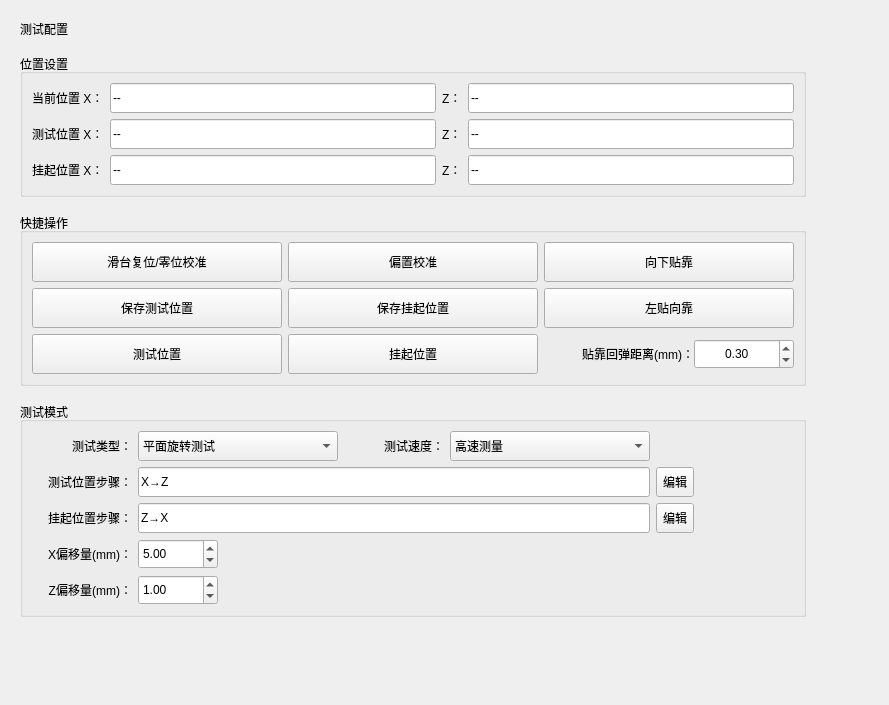
Old version of the form src/ui/test_config_panel.ui in the repository IceSugarZxy/MARS-pro.
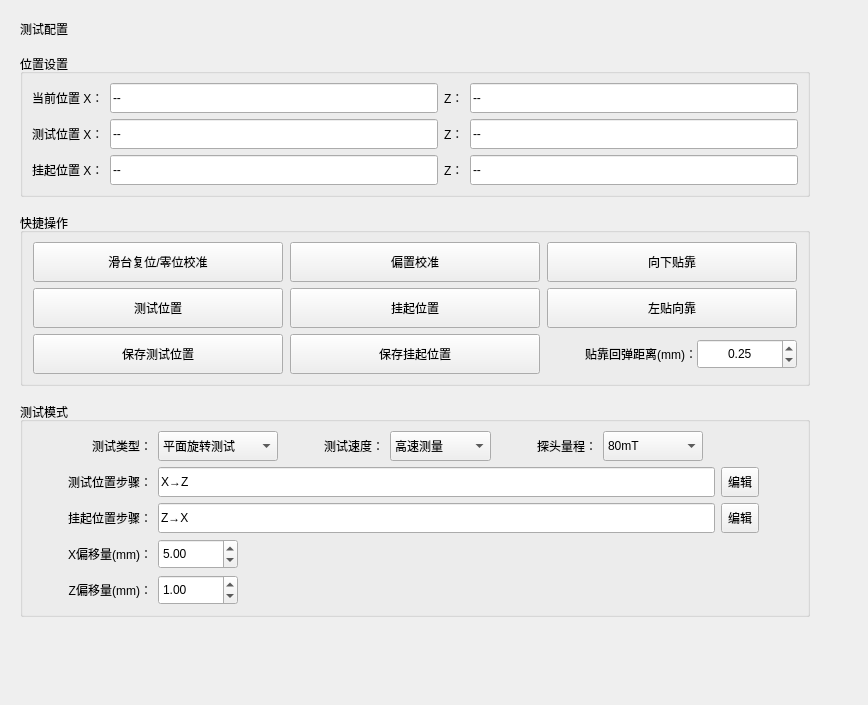
New version of the form.

Patch:
```diff
--- a/src/ui/test_config_panel.ui
+++ b/src/ui/test_config_panel.ui
@@ -6,7 +6,7 @@
    <rect>
     <x>0</x>
     <y>0</y>
-    <width>889</width>
+    <width>868</width>
     <height>705</height>
    </rect>
   </property>
@@ -248,131 +248,6 @@
         <string>快捷操作</string>
        </property>
        <layout class="QGridLayout" name="action_layout">
-        <item row="3" column="1">
-         <widget class="QPushButton" name="btn_suspend">
-          <property name="sizePolicy">
-           <sizepolicy hsizetype="Fixed" vsizetype="Fixed">
-            <horstretch>0</horstretch>
-            <verstretch>0</verstretch>
-           </sizepolicy>
-          </property>
-          <property name="minimumSize">
-           <size>
-            <width>250</width>
-            <height>40</height>
-           </size>
-          </property>
-          <property name="maximumSize">
-           <size>
-            <width>250</width>
-            <height>16777215</height>
-           </size>
-          </property>
-          <property name="text">
-           <string>挂起位置</string>
-          </property>
-         </widget>
-        </item>
-        <item row="2" column="2">
-         <widget class="QPushButton" name="btn_left_x">
-          <property name="sizePolicy">
-           <sizepolicy hsizetype="Fixed" vsizetype="Fixed">
-            <horstretch>0</horstretch>
-            <verstretch>0</verstretch>
-           </sizepolicy>
-          </property>
-          <property name="minimumSize">
-           <size>
-            <width>250</width>
-            <height>40</height>
-           </size>
-          </property>
-          <property name="maximumSize">
-           <size>
-            <width>250</width>
-            <height>16777215</height>
-           </size>
-          </property>
-          <property name="text">
-           <string>左贴向靠</string>
-          </property>
-         </widget>
-        </item>
-        <item row="0" column="2">
-         <widget class="QPushButton" name="btn_press_z">
-          <property name="sizePolicy">
-           <sizepolicy hsizetype="Fixed" vsizetype="Fixed">
-            <horstretch>0</horstretch>
-            <verstretch>0</verstretch>
-           </sizepolicy>
-          </property>
-          <property name="minimumSize">
-           <size>
-            <width>250</width>
-            <height>40</height>
-           </size>
-          </property>
-          <property name="maximumSize">
-           <size>
-            <width>250</width>
-            <height>16777215</height>
-           </size>
-          </property>
-          <property name="text">
-           <string>向下贴靠</string>
-          </property>
-         </widget>
-        </item>
-        <item row="2" column="0">
-         <widget class="QPushButton" name="btn_test_pos_save">
-          <property name="sizePolicy">
-           <sizepolicy hsizetype="Fixed" vsizetype="Fixed">
-            <horstretch>0</horstretch>
-            <verstretch>0</verstretch>
-           </sizepolicy>
-          </property>
-          <property name="minimumSize">
-           <size>
-            <width>250</width>
-            <height>40</height>
-           </size>
-          </property>
-          <property name="maximumSize">
-           <size>
-            <width>250</width>
-            <height>16777215</height>
-           </size>
-          </property>
-          <property name="text">
-           <string>保存测试位置</string>
-          </property>
-         </widget>
-        </item>
-        <item row="3" column="0">
-         <widget class="QPushButton" name="btn_test_pos">
-          <property name="sizePolicy">
-           <sizepolicy hsizetype="Fixed" vsizetype="Fixed">
-            <horstretch>0</horstretch>
-            <verstretch>0</verstretch>
-           </sizepolicy>
-          </property>
-          <property name="minimumSize">
-           <size>
-            <width>250</width>
-            <height>40</height>
-           </size>
-          </property>
-          <property name="maximumSize">
-           <size>
-            <width>250</width>
-            <height>16777215</height>
-           </size>
-          </property>
-          <property name="text">
-           <string>测试位置</string>
-          </property>
-         </widget>
-        </item>
         <item row="0" column="1">
          <widget class="QPushButton" name="btn_offset">
           <property name="sizePolicy">
@@ -423,31 +298,6 @@
           </property>
          </widget>
         </item>
-        <item row="2" column="1">
-         <widget class="QPushButton" name="btn_suspend_save">
-          <property name="sizePolicy">
-           <sizepolicy hsizetype="Fixed" vsizetype="Fixed">
-            <horstretch>0</horstretch>
-            <verstretch>0</verstretch>
-           </sizepolicy>
-          </property>
-          <property name="minimumSize">
-           <size>
-            <width>250</width>
-            <height>40</height>
-           </size>
-          </property>
-          <property name="maximumSize">
-           <size>
-            <width>250</width>
-            <height>16777215</height>
-           </size>
-          </property>
-          <property name="text">
-           <string>保存挂起位置</string>
-          </property>
-         </widget>
-        </item>
         <item row="3" column="2">
          <widget class="QWidget" name="widget" native="true">
           <property name="minimumSize">
@@ -518,13 +368,163 @@
               <double>0.050000000000000</double>
              </property>
              <property name="value">
-              <double>0.300000000000000</double>
+              <double>0.250000000000000</double>
              </property>
             </widget>
            </item>
           </layout>
          </widget>
         </item>
+        <item row="0" column="2">
+         <widget class="QPushButton" name="btn_press_z">
+          <property name="sizePolicy">
+           <sizepolicy hsizetype="Fixed" vsizetype="Fixed">
+            <horstretch>0</horstretch>
+            <verstretch>0</verstretch>
+           </sizepolicy>
+          </property>
+          <property name="minimumSize">
+           <size>
+            <width>250</width>
+            <height>40</height>
+           </size>
+          </property>
+          <property name="maximumSize">
+           <size>
+            <width>250</width>
+            <height>16777215</height>
+           </size>
+          </property>
+          <property name="text">
+           <string>向下贴靠</string>
+          </property>
+         </widget>
+        </item>
+        <item row="1" column="2">
+         <widget class="QPushButton" name="btn_left_x">
+          <property name="sizePolicy">
+           <sizepolicy hsizetype="Fixed" vsizetype="Fixed">
+            <horstretch>0</horstretch>
+            <verstretch>0</verstretch>
+           </sizepolicy>
+          </property>
+          <property name="minimumSize">
+           <size>
+            <width>250</width>
+            <height>40</height>
+           </size>
+          </property>
+          <property name="maximumSize">
+           <size>
+            <width>250</width>
+            <height>16777215</height>
+           </size>
+          </property>
+          <property name="text">
+           <string>左贴向靠</string>
+          </property>
+         </widget>
+        </item>
+        <item row="1" column="1">
+         <widget class="QPushButton" name="btn_suspend">
+          <property name="sizePolicy">
+           <sizepolicy hsizetype="Fixed" vsizetype="Fixed">
+            <horstretch>0</horstretch>
+            <verstretch>0</verstretch>
+           </sizepolicy>
+          </property>
+          <property name="minimumSize">
+           <size>
+            <width>250</width>
+            <height>40</height>
+           </size>
+          </property>
+          <property name="maximumSize">
+           <size>
+            <width>250</width>
+            <height>16777215</height>
+           </size>
+          </property>
+          <property name="text">
+           <string>挂起位置</string>
+          </property>
+         </widget>
+        </item>
+        <item row="1" column="0">
+         <widget class="QPushButton" name="btn_test_pos">
+          <property name="sizePolicy">
+           <sizepolicy hsizetype="Fixed" vsizetype="Fixed">
+            <horstretch>0</horstretch>
+            <verstretch>0</verstretch>
+           </sizepolicy>
+          </property>
+          <property name="minimumSize">
+           <size>
+            <width>250</width>
+            <height>40</height>
+           </size>
+          </property>
+          <property name="maximumSize">
+           <size>
+            <width>250</width>
+            <height>16777215</height>
+           </size>
+          </property>
+          <property name="text">
+           <string>测试位置</string>
+          </property>
+         </widget>
+        </item>
+        <item row="3" column="0">
+         <widget class="QPushButton" name="btn_test_pos_save">
+          <property name="sizePolicy">
+           <sizepolicy hsizetype="Fixed" vsizetype="Fixed">
+            <horstretch>0</horstretch>
+            <verstretch>0</verstretch>
+           </sizepolicy>
+          </property>
+          <property name="minimumSize">
+           <size>
+            <width>250</width>
+            <height>40</height>
+           </size>
+          </property>
+          <property name="maximumSize">
+           <size>
+            <width>250</width>
+            <height>16777215</height>
+           </size>
+          </property>
+          <property name="text">
+           <string>保存测试位置</string>
+          </property>
+         </widget>
+        </item>
+        <item row="3" column="1">
+         <widget class="QPushButton" name="btn_suspend_save">
+          <property name="sizePolicy">
+           <sizepolicy hsizetype="Fixed" vsizetype="Fixed">
+            <horstretch>0</horstretch>
+            <verstretch>0</verstretch>
+           </sizepolicy>
+          </property>
+          <property name="minimumSize">
+           <size>
+            <width>250</width>
+            <height>40</height>
+           </size>
+          </property>
+          <property name="maximumSize">
+           <size>
+            <width>250</width>
+            <height>16777215</height>
+           </size>
+          </property>
+          <property name="text">
+           <string>保存挂起位置</string>
+          </property>
+         </widget>
+        </item>
        </layout>
       </widget>
      </item>
@@ -550,6 +550,204 @@
         <string>测试模式</string>
        </property>
        <layout class="QGridLayout" name="action_layout_2">
+        <item row="2" column="17">
+         <widget class="QToolButton" name="btn_test_edit_scheme">
+          <property name="minimumSize">
+           <size>
+            <width>0</width>
+            <height>30</height>
+           </size>
+          </property>
+          <property name="text">
+           <string>编辑</string>
+          </property>
+         </widget>
+        </item>
+        <item row="3" column="2" colspan="7">
+         <widget class="QLineEdit" name="suspend_scheme_edit">
+          <property name="sizePolicy">
+           <sizepolicy hsizetype="Minimum" vsizetype="Fixed">
+            <horstretch>0</horstretch>
+            <verstretch>0</verstretch>
+           </sizepolicy>
+          </property>
+          <property name="minimumSize">
+           <size>
+            <width>500</width>
+            <height>30</height>
+           </size>
+          </property>
+          <property name="maximumSize">
+           <size>
+            <width>16777215</width>
+            <height>16777215</height>
+           </size>
+          </property>
+          <property name="text">
+           <string>Z→X</string>
+          </property>
+          <property name="readOnly">
+           <bool>true</bool>
+          </property>
+         </widget>
+        </item>
+        <item row="1" column="0">
+         <widget class="QLabel" name="label_test_type">
+          <property name="sizePolicy">
+           <sizepolicy hsizetype="Fixed" vsizetype="Preferred">
+            <horstretch>0</horstretch>
+            <verstretch>0</verstretch>
+           </sizepolicy>
+          </property>
+          <property name="minimumSize">
+           <size>
+            <width>120</width>
+            <height>30</height>
+           </size>
+          </property>
+          <property name="maximumSize">
+           <size>
+            <width>100</width>
+            <height>16777215</height>
+           </size>
+          </property>
+          <property name="text">
+           <string>测试类型：</string>
+          </property>
+          <property name="alignment">
+           <set>Qt::AlignRight|Qt::AlignTrailing|Qt::AlignVCenter</set>
+          </property>
+         </widget>
+        </item>
+        <item row="2" column="0">
+         <widget class="QLabel" name="label_scheme_test">
+          <property name="sizePolicy">
+           <sizepolicy hsizetype="Fixed" vsizetype="Preferred">
+            <horstretch>0</horstretch>
+            <verstretch>0</verstretch>
+           </sizepolicy>
+          </property>
+          <property name="minimumSize">
+           <size>
+            <width>120</width>
+            <height>30</height>
+           </size>
+          </property>
+          <property name="maximumSize">
+           <size>
+            <width>100</width>
+            <height>16777215</height>
+           </size>
+          </property>
+          <property name="text">
+           <string>测试位置步骤：</string>
+          </property>
+          <property name="alignment">
+           <set>Qt::AlignRight|Qt::AlignTrailing|Qt::AlignVCenter</set>
+          </property>
+         </widget>
+        </item>
+        <item row="2" column="2" colspan="7">
+         <widget class="QLineEdit" name="test_scheme_edit">
+          <property name="sizePolicy">
+           <sizepolicy hsizetype="Minimum" vsizetype="Fixed">
+            <horstretch>0</horstretch>
+            <verstretch>0</verstretch>
+           </sizepolicy>
+          </property>
+          <property name="minimumSize">
+           <size>
+            <width>500</width>
+            <height>30</height>
+           </size>
+          </property>
+          <property name="maximumSize">
+           <size>
+            <width>16777215</width>
+            <height>16777215</height>
+           </size>
+          </property>
+          <property name="text">
+           <string>X→Z</string>
+          </property>
+          <property name="readOnly">
+           <bool>true</bool>
+          </property>
+         </widget>
+        </item>
+        <item row="1" column="18" rowspan="5">
+         <spacer name="horizontalSpacer">
+          <property name="orientation">
+           <enum>Qt::Horizontal</enum>
+          </property>
+          <property name="sizeHint" stdset="0">
+           <size>
+            <width>40</width>
+            <height>20</height>
+           </size>
+          </property>
+         </spacer>
+        </item>
+        <item row="3" column="0">
+         <widget class="QLabel" name="label_scheme_suspend">
+          <property name="sizePolicy">
+           <sizepolicy hsizetype="Fixed" vsizetype="Preferred">
+            <horstretch>0</horstretch>
+            <verstretch>0</verstretch>
+           </sizepolicy>
+          </property>
+          <property name="minimumSize">
+           <size>
+            <width>120</width>
+            <height>30</height>
+           </size>
+          </property>
+          <property name="maximumSize">
+           <size>
+            <width>100</width>
+            <height>16777215</height>
+           </size>
+          </property>
+          <property name="text">
+           <string>挂起位置步骤：</string>
+          </property>
+          <property name="alignment">
+           <set>Qt::AlignRight|Qt::AlignTrailing|Qt::AlignVCenter</set>
+          </property>
+         </widget>
+        </item>
+        <item row="1" column="6">
+         <widget class="QComboBox" name="combo_sensor">
+          <property name="sizePolicy">
+           <sizepolicy hsizetype="Minimum" vsizetype="Fixed">
+            <horstretch>0</horstretch>
+            <verstretch>0</verstretch>
+           </sizepolicy>
+          </property>
+          <property name="minimumSize">
+           <size>
+            <width>100</width>
+            <height>30</height>
+           </size>
+          </property>
+          <property name="maximumSize">
+           <size>
+            <width>200</width>
+            <height>16777215</height>
+           </size>
+          </property>
+          <item>
+           <property name="text">
+            <string>80mT</string>
+           </property>
+          </item>
+          <item>
+           <property name="text">
+            <string>160mT</string>
+           </property>
+          </item>
+         </widget>
+        </item>
         <item row="4" column="0">
          <widget class="QLabel" name="label_x_offset">
           <property name="sizePolicy">
@@ -560,7 +758,7 @@
           </property>
           <property name="minimumSize">
            <size>
-            <width>100</width>
+            <width>120</width>
             <height>30</height>
            </size>
           </property>
@@ -588,7 +786,7 @@
           </property>
           <property name="minimumSize">
            <size>
-            <width>100</width>
+            <width>120</width>
             <height>30</height>
            </size>
           </property>
@@ -606,8 +804,8 @@
           </property>
          </widget>
         </item>
-        <item row="4" column="2">
-         <widget class="QDoubleSpinBox" name="spin_x_offset">
+        <item row="1" column="2">
+         <widget class="QComboBox" name="combo_test_type">
           <property name="sizePolicy">
            <sizepolicy hsizetype="Minimum" vsizetype="Fixed">
             <horstretch>0</horstretch>
@@ -616,100 +814,36 @@
           </property>
           <property name="minimumSize">
            <size>
-            <width>80</width>
+            <width>120</width>
             <height>30</height>
            </size>
           </property>
           <property name="maximumSize">
            <size>
-            <width>80</width>
+            <width>200</width>
             <height>16777215</height>
            </size>
           </property>
-          <property name="value">
-           <double>5.000000000000000</double>
-          </property>
-         </widget>
-        </item>
-        <item row="5" column="2">
-         <widget class="QDoubleSpinBox" name="spin_z_offset">
-          <property name="sizePolicy">
-           <sizepolicy hsizetype="Minimum" vsizetype="Fixed">
-            <horstretch>0</horstretch>
-            <verstretch>0</verstretch>
-           </sizepolicy>
-          </property>
-          <property name="minimumSize">
-           <size>
-            <width>80</width>
-            <height>30</height>
-           </size>
-          </property>
-          <property name="maximumSize">
-           <size>
-            <width>80</width>
-            <height>16777215</height>
-           </size>
-          </property>
-          <property name="value">
-           <double>1.000000000000000</double>
-          </property>
-         </widget>
-        </item>
-        <item row="2" column="0">
-         <widget class="QLabel" name="label_scheme_test">
-          <property name="sizePolicy">
-           <sizepolicy hsizetype="Fixed" vsizetype="Preferred">
-            <horstretch>0</horstretch>
-            <verstretch>0</verstretch>
-           </sizepolicy>
-          </property>
-          <property name="minimumSize">
-           <size>
-            <width>100</width>
-            <height>30</height>
-           </size>
-          </property>
-          <property name="maximumSize">
-           <size>
-            <width>100</width>
-            <height>16777215</height>
-           </size>
-          </property>
-          <property name="text">
-           <string>测试位置步骤：</string>
-          </property>
-          <property name="alignment">
-           <set>Qt::AlignRight|Qt::AlignTrailing|Qt::AlignVCenter</set>
-          </property>
-         </widget>
-        </item>
-        <item row="1" column="0">
-         <widget class="QLabel" name="label_test_type">
-          <property name="sizePolicy">
-           <sizepolicy hsizetype="Fixed" vsizetype="Preferred">
-            <horstretch>0</horstretch>
-            <verstretch>0</verstretch>
-           </sizepolicy>
-          </property>
-          <property name="minimumSize">
-           <size>
-            <width>100</width>
-            <height>30</height>
-           </size>
-          </property>
-          <property name="maximumSize">
-           <size>
-            <width>100</width>
-            <height>16777215</height>
-           </size>
-          </property>
-          <property name="text">
-           <string>测试类型：</string>
-          </property>
-          <property name="alignment">
-           <set>Qt::AlignRight|Qt::AlignTrailing|Qt::AlignVCenter</set>
-          </property>
+          <item>
+           <property name="text">
+            <string>平面旋转测试</string>
+           </property>
+          </item>
+          <item>
+           <property name="text">
+            <string>外侧面旋转测试</string>
+           </property>
+          </item>
+          <item>
+           <property name="text">
+            <string>内侧面旋转测试</string>
+           </property>
+          </item>
+          <item>
+           <property name="text">
+            <string>外侧面垂直测试</string>
+           </property>
+          </item>
          </widget>
         </item>
         <item row="1" column="4">
@@ -722,7 +856,7 @@
           </property>
           <property name="minimumSize">
            <size>
-            <width>200</width>
+            <width>100</width>
             <height>30</height>
            </size>
           </property>
@@ -744,6 +878,56 @@
           </item>
          </widget>
         </item>
+        <item row="5" column="2">
+         <widget class="QDoubleSpinBox" name="spin_z_offset">
+          <property name="sizePolicy">
+           <sizepolicy hsizetype="Minimum" vsizetype="Fixed">
+            <horstretch>0</horstretch>
+            <verstretch>0</verstretch>
+           </sizepolicy>
+          </property>
+          <property name="minimumSize">
+           <size>
+            <width>80</width>
+            <height>30</height>
+           </size>
+          </property>
+          <property name="maximumSize">
+           <size>
+            <width>80</width>
+            <height>16777215</height>
+           </size>
+          </property>
+          <property name="value">
+           <double>1.000000000000000</double>
+          </property>
+         </widget>
+        </item>
+        <item row="4" column="2">
+         <widget class="QDoubleSpinBox" name="spin_x_offset">
+          <property name="sizePolicy">
+           <sizepolicy hsizetype="Minimum" vsizetype="Fixed">
+            <horstretch>0</horstretch>
+            <verstretch>0</verstretch>
+           </sizepolicy>
+          </property>
+          <property name="minimumSize">
+           <size>
+            <width>80</width>
+            <height>30</height>
+           </size>
+          </property>
+          <property name="maximumSize">
+           <size>
+            <width>80</width>
+            <height>16777215</height>
+           </size>
+          </property>
+          <property name="value">
+           <double>5.000000000000000</double>
+          </property>
+         </widget>
+        </item>
         <item row="1" column="3">
          <widget class="QLabel" name="label_test_speed">
           <property name="sizePolicy">
@@ -772,7 +956,7 @@
           </property>
          </widget>
         </item>
-        <item row="3" column="13">
+        <item row="3" column="17">
          <widget class="QToolButton" name="btn_suspend_edit_scheme">
           <property name="minimumSize">
            <size>
@@ -785,119 +969,8 @@
           </property>
          </widget>
         </item>
-        <item row="1" column="2">
-         <widget class="QComboBox" name="combo_test_type">
-          <property name="sizePolicy">
-           <sizepolicy hsizetype="Minimum" vsizetype="Fixed">
-            <horstretch>0</horstretch>
-            <verstretch>0</verstretch>
-           </sizepolicy>
-          </property>
-          <property name="minimumSize">
-           <size>
-            <width>200</width>
-            <height>30</height>
-           </size>
-          </property>
-          <property name="maximumSize">
-           <size>
-            <width>200</width>
-            <height>16777215</height>
-           </size>
-          </property>
-          <item>
-           <property name="text">
-            <string>平面旋转测试</string>
-           </property>
-          </item>
-          <item>
-           <property name="text">
-            <string>外侧面旋转测试</string>
-           </property>
-          </item>
-          <item>
-           <property name="text">
-            <string>内侧面旋转测试</string>
-           </property>
-          </item>
-          <item>
-           <property name="text">
-            <string>外侧面垂直测试</string>
-           </property>
-          </item>
-         </widget>
-        </item>
-        <item row="2" column="13">
-         <widget class="QToolButton" name="btn_test_edit_scheme">
-          <property name="minimumSize">
-           <size>
-            <width>0</width>
-            <height>30</height>
-           </size>
-          </property>
-          <property name="text">
-           <string>编辑</string>
-          </property>
-         </widget>
-        </item>
-        <item row="2" column="2" colspan="3">
-         <widget class="QLineEdit" name="test_scheme_edit">
-          <property name="sizePolicy">
-           <sizepolicy hsizetype="Minimum" vsizetype="Fixed">
-            <horstretch>0</horstretch>
-            <verstretch>0</verstretch>
-           </sizepolicy>
-          </property>
-          <property name="minimumSize">
-           <size>
-            <width>500</width>
-            <height>30</height>
-           </size>
-          </property>
-          <property name="maximumSize">
-           <size>
-            <width>16777215</width>
-            <height>16777215</height>
-           </size>
-          </property>
-          <property name="text">
-           <string>X→Z</string>
-          </property>
-          <property name="readOnly">
-           <bool>true</bool>
-          </property>
-         </widget>
-        </item>
-        <item row="3" column="2" colspan="3">
-         <widget class="QLineEdit" name="suspend_scheme_edit">
-          <property name="sizePolicy">
-           <sizepolicy hsizetype="Minimum" vsizetype="Fixed">
-            <horstretch>0</horstretch>
-            <verstretch>0</verstretch>
-           </sizepolicy>
-          </property>
-          <property name="minimumSize">
-           <size>
-            <width>500</width>
-            <height>30</height>
-           </size>
-          </property>
-          <property name="maximumSize">
-           <size>
-            <width>16777215</width>
-            <height>16777215</height>
-           </size>
-          </property>
-          <property name="text">
-           <string>Z→X</string>
-          </property>
-          <property name="readOnly">
-           <bool>true</bool>
-          </property>
-         </widget>
-        </item>
-        <item row="3" column="0">
-         <widget class="QLabel" name="label_scheme_suspend">
+        <item row="1" column="5">
+         <widget class="QLabel" name="label_sensor">
           <property name="sizePolicy">
            <sizepolicy hsizetype="Fixed" vsizetype="Preferred">
             <horstretch>0</horstretch>
@@ -917,26 +990,13 @@
            </size>
           </property>
           <property name="text">
-           <string>挂起位置步骤：</string>
+           <string>探头量程：</string>
           </property>
           <property name="alignment">
            <set>Qt::AlignRight|Qt::AlignTrailing|Qt::AlignVCenter</set>
           </property>
          </widget>
         </item>
-        <item row="1" column="14" rowspan="5">
-         <spacer name="horizontalSpacer">
-          <property name="orientation">
-           <enum>Qt::Horizontal</enum>
-          </property>
-          <property name="sizeHint" stdset="0">
-           <size>
-            <width>40</width>
-            <height>20</height>
-           </size>
-          </property>
-         </spacer>
-        </item>
        </layout>
       </widget>
      </item>
```
